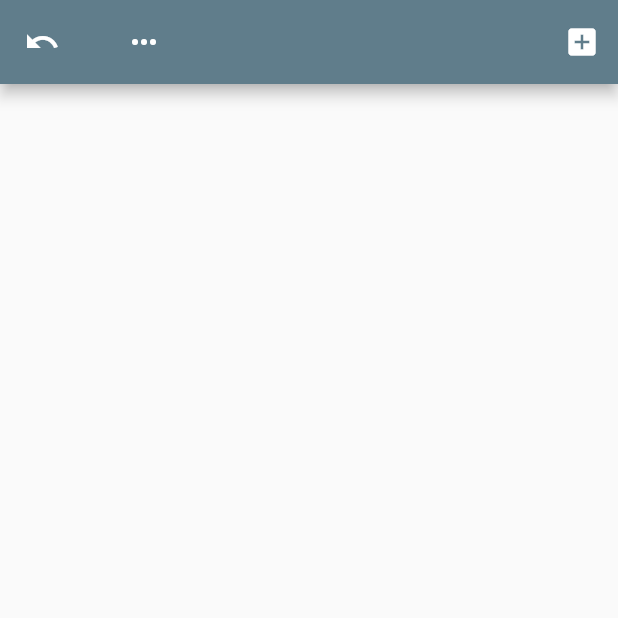
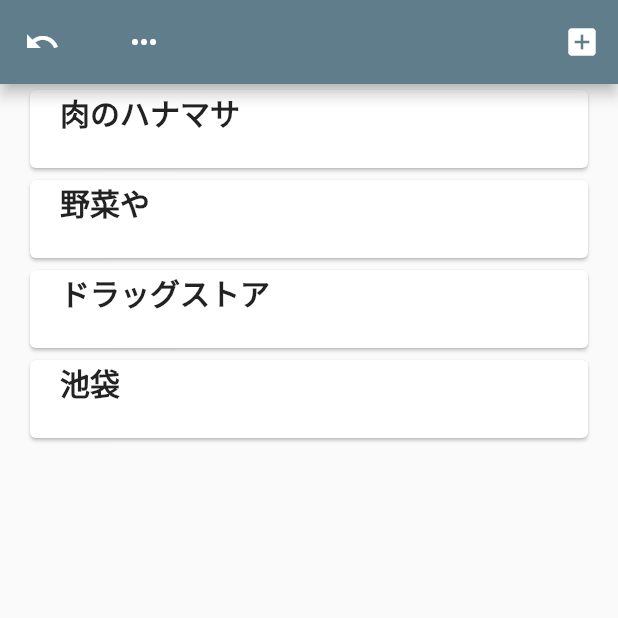
Before and after one commit to makicamel/carts, a Flutter app: the screen it shows after launch, on a phone screen of 412 x 824 dp, the top half of it. Run offline on Flutter 3.47's test engine with Material 2 defaults, Android fonts, the phone set to English and light mode, and no system bars.

Commit message:
Impliment to change shop list order

```diff
--- a/lib/main.dart
+++ b/lib/main.dart
@@ -11,6 +11,7 @@ class Carts extends StatelessWidget {
       title: Constants.appTitle,
       theme: ThemeData(
         primarySwatch: Colors.blueGrey,
+        dividerColor: Colors.teal,
       ),
       home: ShopList(),
     );
@@ -23,7 +24,14 @@ class ShopList extends StatefulWidget {
 }
 
 class _ShopListState extends State<ShopList> {
-  List<String> _shopList = [];
+  List<String> _shopList = [
+    '肉のハナマサ',
+    '野菜や',
+    'ドラッグストア',
+    '池袋',
+  ];
+  int _floatingIndex;
+  bool _isFloating(int i) => _floatingIndex == i;
 
   @override
   Widget build(BuildContext context) {
@@ -33,13 +41,57 @@ class _ShopListState extends State<ShopList> {
         title: _buildMoreButton(),
         actions: <Widget>[_buildAddButton()],
       ),
-      body: ListView.separated(
-        itemBuilder: (context, index) =>
-            ListTile(title: Text(_shopList[index])),
-        separatorBuilder: (context, _) => Divider(),
-        itemCount: _shopList.length,
+      body: ListView(
+        children: _buildListTile(),
       ),
     );
+  }
+
+  List<Widget> _buildListTile() {
+    var tiles = <Widget>[];
+    for (var i = 0; i < _shopList.length; i++) {
+      tiles.add(
+        GestureDetector(
+          onLongPressStart: (position) {
+            setState(() => _floatingIndex = i);
+          },
+          onLongPressMoveUpdate: (p) => onLongUpdate(p, update: true),
+          onLongPressEnd: onLongUpdate,
+          child: Opacity(
+            opacity: _isFloating(i) ? 0.3 : 1,
+            child: Container(
+              padding: const EdgeInsets.symmetric(horizontal: 16),
+              height: 60,
+              child: Card(
+                child: Padding(
+                  padding: const EdgeInsets.symmetric(horizontal: 20),
+                  child: Text(
+                    _shopList[i],
+                    style: TextStyle(fontSize: 20, fontWeight: FontWeight.w600),
+                  ),
+                ),
+              ),
+            ),
+          ),
+        ),
+      );
+    }
+    return tiles;
+  }
+
+  void onLongUpdate(p, {update = false}) {
+    final _calculateIndex = ((p.globalPosition.dy - 100) / 70).round();
+    if (_floatingIndex == _calculateIndex && update) {
+      return;
+    }
+    final shopName = _shopList[_floatingIndex];
+    print(_calculateIndex);
+    setState(() {
+      _shopList
+        ..removeAt(_floatingIndex)
+        ..insert(_calculateIndex, shopName);
+      _floatingIndex = update ? _calculateIndex : null;
+    });
   }
 
   IconButton _buildUndoButton() {
```
